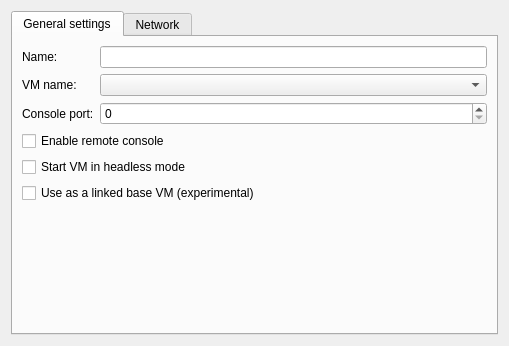
Above: gns3/modules/virtualbox/ui/virtualbox_vm_configuration_page.ui from GNS3/gns3-gui before the change. Below: the same form after it.
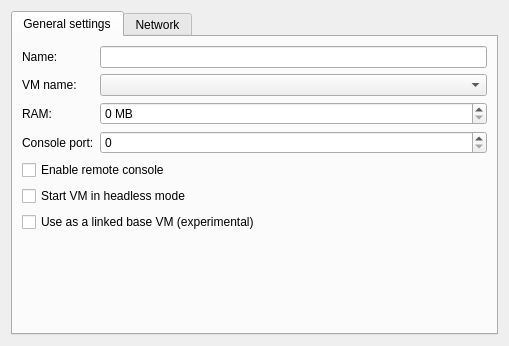
That is the form after the change.

The edit to the form file:
```diff
--- a/gns3/modules/virtualbox/ui/virtualbox_vm_configuration_page.ui
+++ b/gns3/modules/virtualbox/ui/virtualbox_vm_configuration_page.ui
@@ -52,27 +52,50 @@
         </widget>
        </item>
        <item row="2" column="0">
+        <widget class="QLabel" name="uiVMRamLabel">
+         <property name="text">
+          <string>RAM:</string>
+         </property>
+        </widget>
+       </item>
+       <item row="2" column="1">
+        <widget class="QSpinBox" name="uiVMRamSpinBox">
+         <property name="sizePolicy">
+          <sizepolicy hsizetype="Expanding" vsizetype="Fixed">
+           <horstretch>0</horstretch>
+           <verstretch>0</verstretch>
+          </sizepolicy>
+         </property>
+         <property name="suffix">
+          <string> MB</string>
+         </property>
+         <property name="maximum">
+          <number>65535</number>
+         </property>
+        </widget>
+       </item>
+       <item row="3" column="0">
         <widget class="QLabel" name="uiConsolePortLabel">
          <property name="text">
           <string>Console port:</string>
          </property>
         </widget>
        </item>
-       <item row="2" column="1">
+       <item row="3" column="1">
         <widget class="QSpinBox" name="uiConsolePortSpinBox">
          <property name="maximum">
           <number>65535</number>
          </property>
         </widget>
        </item>
-       <item row="3" column="0" colspan="2">
+       <item row="4" column="0" colspan="2">
         <widget class="QCheckBox" name="uiEnableConsoleCheckBox">
          <property name="text">
           <string>Enable remote console</string>
          </property>
         </widget>
        </item>
-       <item row="4" column="0" colspan="2">
+       <item row="5" column="0" colspan="2">
         <widget class="QCheckBox" name="uiHeadlessModeCheckBox">
          <property name="text">
           <string>Start VM in headless mode</string>
@@ -82,7 +105,7 @@
          </property>
         </widget>
        </item>
-       <item row="5" column="0" colspan="2">
+       <item row="6" column="0" colspan="2">
         <widget class="QCheckBox" name="uiBaseVMCheckBox">
          <property name="enabled">
           <bool>true</bool>
@@ -92,7 +115,7 @@
          </property>
         </widget>
        </item>
-       <item row="6" column="1">
+       <item row="7" column="1">
         <spacer name="verticalSpacer">
          <property name="orientation">
           <enum>Qt::Vertical</enum>
```
